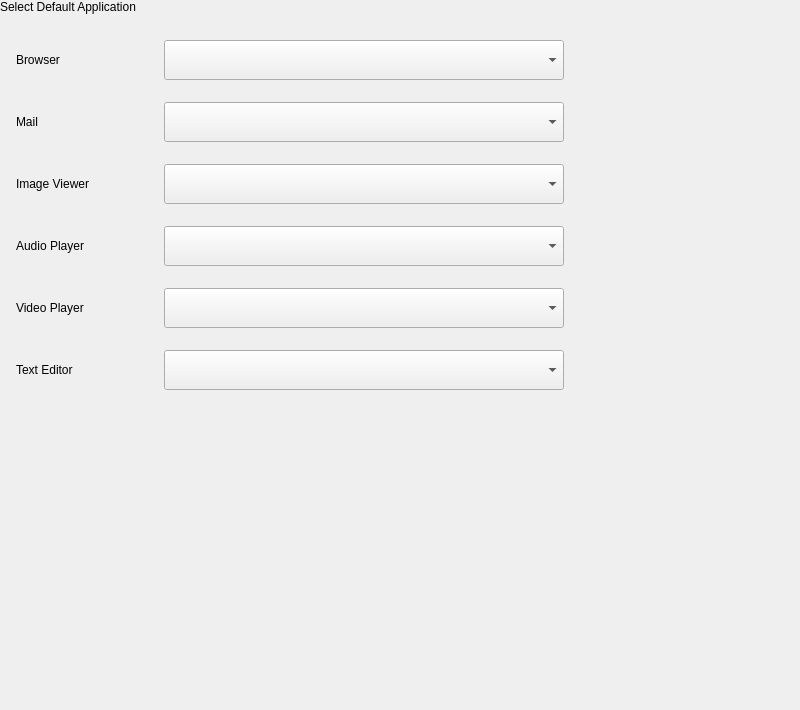
ukui/ukui-control-center, file plugins/system/defaultapp/defaultapp.ui: the form before one commit.
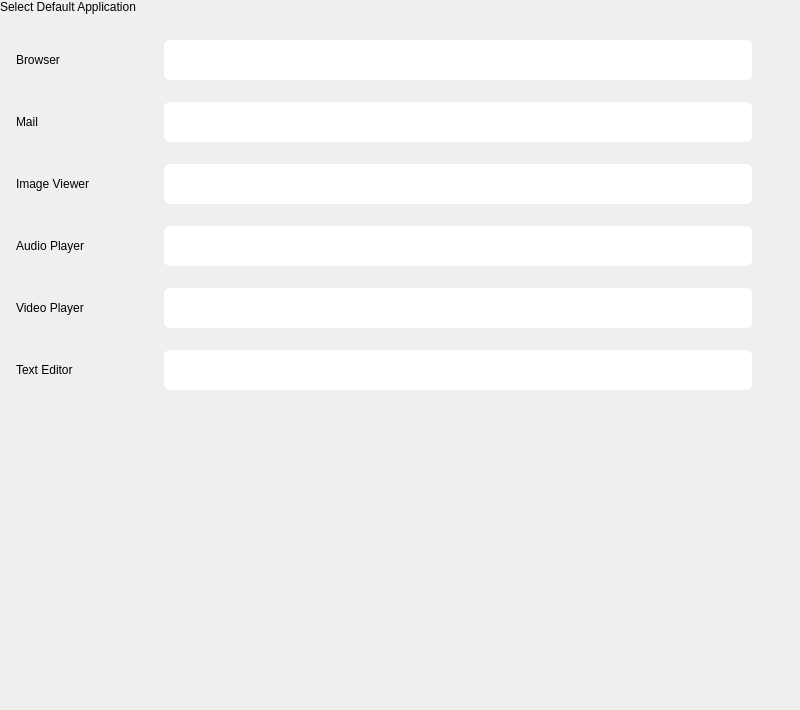
The form after the commit. Icons and pictures are not drawn.

Commit message: Change the drop-down box style

Diff of the .ui file:
```diff
--- a/plugins/system/defaultapp/defaultapp.ui
+++ b/plugins/system/defaultapp/defaultapp.ui
@@ -98,7 +98,7 @@
        <number>0</number>
       </property>
       <property name="rightMargin">
-       <number>0</number>
+       <number>16</number>
       </property>
       <property name="bottomMargin">
        <number>0</number>
@@ -136,30 +136,56 @@
         <property name="minimumSize">
          <size>
           <width>400</width>
-          <height>40</height>
+          <height>30</height>
          </size>
         </property>
         <property name="maximumSize">
          <size>
-          <width>400</width>
+          <width>16777215</width>
           <height>40</height>
          </size>
         </property>
+        <property name="font">
+         <font>
+          <pointsize>-1</pointsize>
+         </font>
+        </property>
+        <property name="styleSheet">
+         <string notr="true">QComboBox{
+    background: rgba(255, 255, 255);
+    border-radius: 6px;
+    font-size:14px;
+    color: black;
+    min-height: 30px;
+    combobox-popup: 0;  /* 配合setMaxVisibleItems设置下拉框显示的条数，超过的滚动显示 */
+}
+
+QComboBox QAbstractItemView::item {
+    min-height: 30px;
+    border-radius: 2px ;
+    color:black;
+    background-color: rgba(255, 255, 255);
+}
+
+QComboBox::down-arrow{
+    image:url(://img/dropArrow/downpx.png);
+}
+
+QComboBox::drop-down{
+    width: 30px;
+    border: none;
+}
+
+QComboBox QListView::item:selected{
+    background: #3D6BE5;
+}
+
+
+
+</string>
+        </property>
        </widget>
       </item>
-      <item>
-       <spacer name="horizontalSpacer">
-        <property name="orientation">
-         <enum>Qt::Horizontal</enum>
-        </property>
-        <property name="sizeHint" stdset="0">
-         <size>
-          <width>40</width>
-          <height>20</height>
-         </size>
-        </property>
-       </spacer>
-      </item>
      </layout>
     </widget>
    </item>
@@ -188,7 +214,7 @@
        <number>0</number>
       </property>
       <property name="rightMargin">
-       <number>0</number>
+       <number>16</number>
       </property>
       <property name="bottomMargin">
        <number>0</number>
@@ -226,30 +252,51 @@
         <property name="minimumSize">
          <size>
           <width>400</width>
-          <height>40</height>
+          <height>30</height>
          </size>
         </property>
         <property name="maximumSize">
          <size>
-          <width>400</width>
+          <width>16777215</width>
           <height>40</height>
          </size>
         </property>
+        <property name="styleSheet">
+         <string notr="true">QComboBox{
+    background: rgba(255, 255, 255);
+    border-radius: 6px;
+    font-size:14px;
+    color: black;
+    min-height: 30px;
+    combobox-popup: 0;  /* 配合setMaxVisibleItems设置下拉框显示的条数，超过的滚动显示 */
+}
+
+QComboBox QAbstractItemView::item {
+    min-height: 30px;
+    border-radius: 2px ;
+    color:black;
+    background-color: rgba(255, 255, 255);
+}
+
+QComboBox::down-arrow{
+    image:url(://img/dropArrow/downpx.png);
+}
+
+QComboBox::drop-down{
+    width: 30px;
+    border: none;
+}
+
+QComboBox QListView::item:selected{
+    background: #3D6BE5;
+}
+
+
+
+</string>
+        </property>
        </widget>
       </item>
-      <item>
-       <spacer name="horizontalSpacer_2">
-        <property name="orientation">
-         <enum>Qt::Horizontal</enum>
-        </property>
-        <property name="sizeHint" stdset="0">
-         <size>
-          <width>40</width>
-          <height>20</height>
-         </size>
-        </property>
-       </spacer>
-      </item>
      </layout>
     </widget>
    </item>
@@ -278,7 +325,7 @@
        <number>0</number>
       </property>
       <property name="rightMargin">
-       <number>0</number>
+       <number>16</number>
       </property>
       <property name="bottomMargin">
        <number>0</number>
@@ -316,30 +363,51 @@
         <property name="minimumSize">
          <size>
           <width>400</width>
-          <height>40</height>
+          <height>30</height>
          </size>
         </property>
         <property name="maximumSize">
          <size>
-          <width>400</width>
+          <width>16777215</width>
           <height>40</height>
          </size>
         </property>
+        <property name="styleSheet">
+         <string notr="true">QComboBox{
+    background: rgba(255, 255, 255);
+    border-radius: 6px;
+    font-size:14px;
+    color: black;
+    min-height: 30px;
+    combobox-popup: 0;  /* 配合setMaxVisibleItems设置下拉框显示的条数，超过的滚动显示 */
+}
+
+QComboBox QAbstractItemView::item {
+    min-height: 30px;
+    border-radius: 2px ;
+    color:black;
+    background-color: rgba(255, 255, 255);
+}
+
+QComboBox::down-arrow{
+    image:url(://img/dropArrow/downpx.png);
+}
+
+QComboBox::drop-down{
+    width: 30px;
+    border: none;
+}
+
+QComboBox QListView::item:selected{
+    background: #3D6BE5;
+}
+
+
+
+</string>
+        </property>
        </widget>
       </item>
-      <item>
-       <spacer name="horizontalSpacer_3">
-        <property name="orientation">
-         <enum>Qt::Horizontal</enum>
-        </property>
-        <property name="sizeHint" stdset="0">
-         <size>
-          <width>40</width>
-          <height>20</height>
-         </size>
-        </property>
-       </spacer>
-      </item>
      </layout>
     </widget>
    </item>
@@ -368,7 +436,7 @@
        <number>0</number>
       </property>
       <property name="rightMargin">
-       <number>0</number>
+       <number>16</number>
       </property>
       <property name="bottomMargin">
        <number>0</number>
@@ -406,30 +474,51 @@
         <property name="minimumSize">
          <size>
           <width>400</width>
-          <height>40</height>
+          <height>30</height>
          </size>
         </property>
         <property name="maximumSize">
          <size>
-          <width>400</width>
+          <width>16777215</width>
           <height>40</height>
          </size>
         </property>
+        <property name="styleSheet">
+         <string notr="true">QComboBox{
+    background: rgba(255, 255, 255);
+    border-radius: 6px;
+    font-size:14px;
+    color: black;
+    min-height: 30px;
+    combobox-popup: 0;  /* 配合setMaxVisibleItems设置下拉框显示的条数，超过的滚动显示 */
+}
+
+QComboBox QAbstractItemView::item {
+    min-height: 30px;
+    border-radius: 2px ;
+    color:black;
+    background-color: rgba(255, 255, 255);
+}
+
+QComboBox::down-arrow{
+    image:url(://img/dropArrow/downpx.png);
+}
+
+QComboBox::drop-down{
+    width: 30px;
+    border: none;
+}
+
+QComboBox QListView::item:selected{
+    background: #3D6BE5;
+}
+
+
+
+</string>
+        </property>
        </widget>
       </item>
-      <item>
-       <spacer name="horizontalSpacer_4">
-        <property name="orientation">
-         <enum>Qt::Horizontal</enum>
-        </property>
-        <property name="sizeHint" stdset="0">
-         <size>
-          <width>40</width>
-          <height>20</height>
-         </size>
-        </property>
-       </spacer>
-      </item>
      </layout>
     </widget>
    </item>
@@ -458,7 +547,7 @@
        <number>0</number>
       </property>
       <property name="rightMargin">
-       <number>0</number>
+       <number>16</number>
       </property>
       <property name="bottomMargin">
        <number>0</number>
@@ -496,30 +585,51 @@
         <property name="minimumSize">
          <size>
           <width>400</width>
-          <height>40</height>
+          <height>30</height>
          </size>
         </property>
         <property name="maximumSize">
          <size>
-          <width>400</width>
+          <width>16777215</width>
           <height>40</height>
          </size>
         </property>
+        <property name="styleSheet">
+         <string notr="true">QComboBox{
+    background: rgba(255, 255, 255);
+    border-radius: 6px;
+    font-size:14px;
+    color: black;
+    min-height: 30px;
+    combobox-popup: 0;  /* 配合setMaxVisibleItems设置下拉框显示的条数，超过的滚动显示 */
+}
+
+QComboBox QAbstractItemView::item {
+    min-height: 30px;
+    border-radius: 2px ;
+    color:black;
+    background-color: rgba(255, 255, 255);
+}
+
+QComboBox::down-arrow{
+    image:url(://img/dropArrow/downpx.png);
+}
+
+QComboBox::drop-down{
+    width: 30px;
+    border: none;
+}
+
+QComboBox QListView::item:selected{
+    background: #3D6BE5;
+}
+
+
+
+</string>
+        </property>
        </widget>
       </item>
-      <item>
-       <spacer name="horizontalSpacer_5">
-        <property name="orientation">
-         <enum>Qt::Horizontal</enum>
-        </property>
-        <property name="sizeHint" stdset="0">
-         <size>
-          <width>40</width>
-          <height>20</height>
-         </size>
-        </property>
-       </spacer>
-      </item>
      </layout>
     </widget>
    </item>
@@ -548,7 +658,7 @@
        <number>0</number>
       </property>
       <property name="rightMargin">
-       <number>0</number>
+       <number>16</number>
       </property>
       <property name="bottomMargin">
        <number>0</number>
@@ -586,30 +696,51 @@
         <property name="minimumSize">
          <size>
           <width>400</width>
-          <height>40</height>
+          <height>30</height>
          </size>
         </property>
         <property name="maximumSize">
          <size>
-          <width>400</width>
+          <width>16777215</width>
           <height>40</height>
          </size>
         </property>
+        <property name="styleSheet">
+         <string notr="true">QComboBox{
+    background: rgba(255, 255, 255);
+    border-radius: 6px;
+    font-size:14px;
+    color: black;
+    min-height: 30px;
+    combobox-popup: 0;  /* 配合setMaxVisibleItems设置下拉框显示的条数，超过的滚动显示 */
+}
+
+QComboBox QAbstractItemView::item {
+    min-height: 30px;
+    border-radius: 2px ;
+    color:black;
+    background-color: rgba(255, 255, 255);
+}
+
+QComboBox::down-arrow{
+    image:url(://img/dropArrow/downpx.png);
+}
+
+QComboBox::drop-down{
+    width: 30px;
+    border: none;
+}
+
+QComboBox QListView::item:selected{
+    background: #3D6BE5;
+}
+
+
+
+</string>
+        </property>
        </widget>
       </item>
-      <item>
-       <spacer name="horizontalSpacer_6">
-        <property name="orientation">
-         <enum>Qt::Horizontal</enum>
-        </property>
-        <property name="sizeHint" stdset="0">
-         <size>
-          <width>40</width>
-          <height>20</height>
-         </size>
-        </property>
-       </spacer>
-      </item>
      </layout>
     </widget>
    </item>
```
The commit also changes 22 other files.
